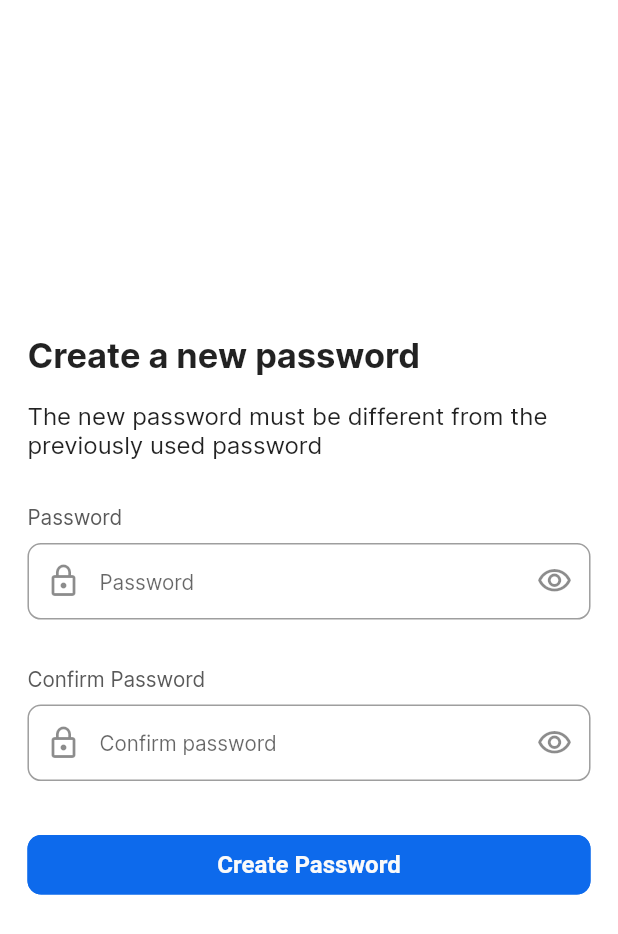
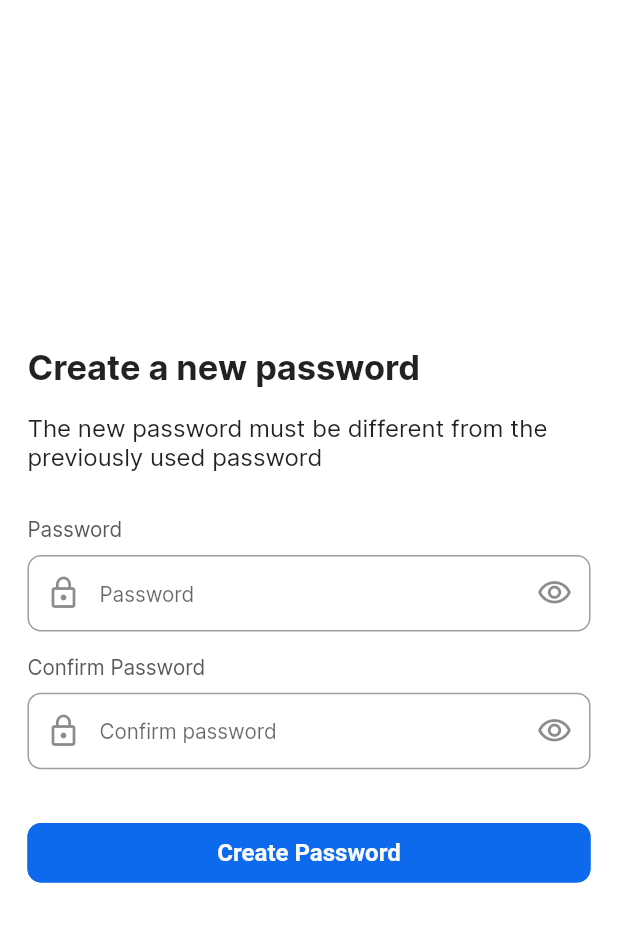
Before and after one commit to Office-Booking-Capstone-Kelompok-8/Office-Booking-Flutter, a Flutter app: the ForgotPassword screen opened directly with empty values, on a phone screen of 412 x 824 dp. Shown: the top 934 px of the screen. Run offline on Flutter 3.47's test engine with Material 2 defaults, Android fonts, the phone set to English and light mode, and no system bars; our stand-ins replace dio, dropdown_textfield, file_picker, flutter_rating_bar, flutter_screenutil, flutter_smart_dialog and 3 more; accounts and stored records are empty.

Commit message:
add some test and fix forgot password

```diff
--- a/lib/model/auth/api/auth_api.dart
+++ b/lib/model/auth/api/auth_api.dart
@@ -108,8 +108,8 @@ class AuthApi {
         Api.baseUrl + Api.resetPassword,
         data: {
           'email': email,
+          'key': key,
           'password': password,
-          'key': key,
         },
       );
 
--- a/lib/screen/login/forgot_password.dart
+++ b/lib/screen/login/forgot_password.dart
@@ -34,9 +34,9 @@ class _ForgotPasswordState extends State<ForgotPassword> {
   Widget build(BuildContext context) {
     var args =
         ModalRoute.of(context)!.settings.arguments as Map<String, dynamic>;
-    if (args['message'] != null && args['_key'] != null) {
-      _email = args['message'];
-      _key = args['_key'];
+    if (args['email'] != null && args['key'] != null) {
+      _email = args['email'];
+      _key = args['key'];
     } else {
       _email = '';
       _key = '';
@@ -97,7 +97,7 @@ class _ForgotPasswordState extends State<ForgotPassword> {
                     },
                   ),
                   SizedBox(
-                    height: 32.h,
+                    height: 16.h,
                   ),
                   Text(
                     'Confirm Password',
--- a/lib/screen/login/verify_otp.dart
+++ b/lib/screen/login/verify_otp.dart
@@ -134,7 +134,10 @@ class _VerifyOtpState extends State<VerifyOtp> {
                             showNotification(context, result['message']);
                             Navigator.pushNamedAndRemoveUntil(
                                 context, '/forgot-password', (route) => false,
-                                arguments: result);
+                                arguments: {
+                                  'email': email,
+                                  'key': result['data']['key']
+                                });
                           } else {
                             showNotification(context, result['message']);
                           }
```
Also changed, not shown: lib/screen/search/search_result.dart (+5 -3 lines), 2 other files.
